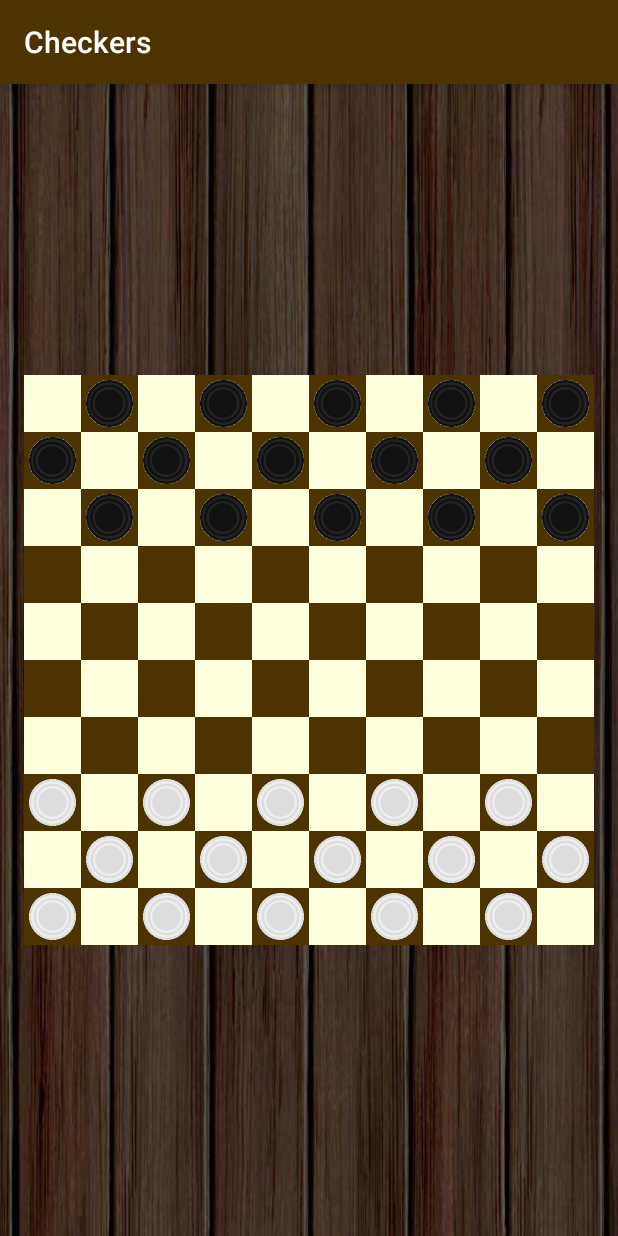
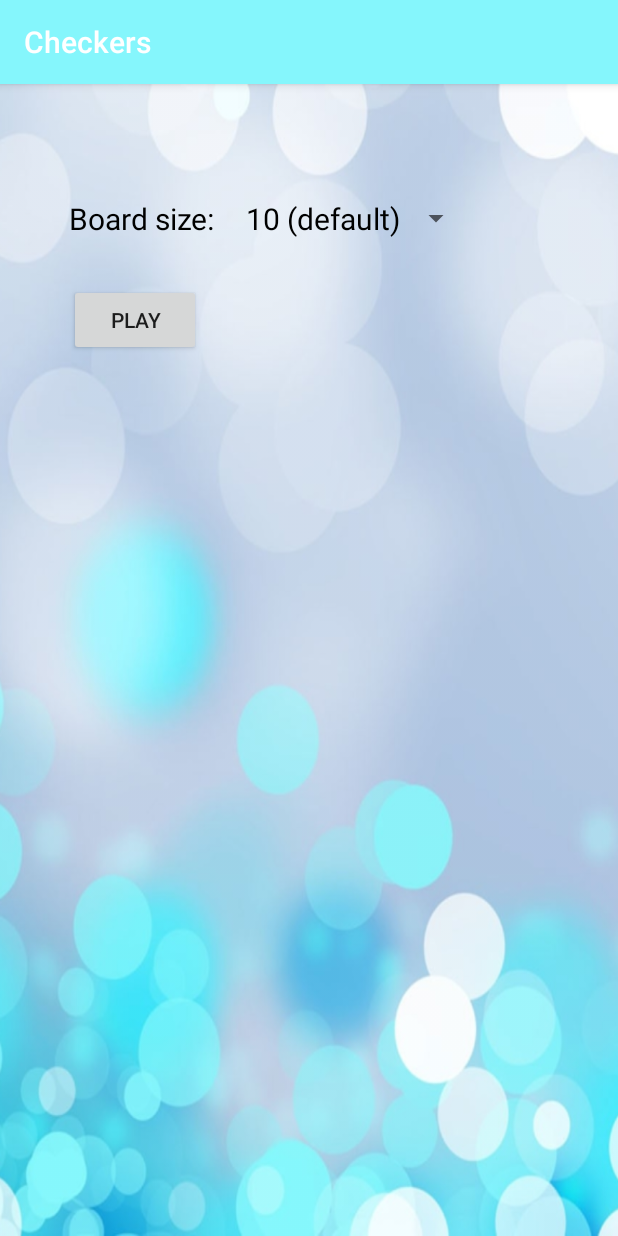
Before and after one commit to joren485/Draughts, an Android app: the screen it shows after launch (MainActivity), on a phone screen of 412 x 824 dp. Run offline under Robolectric (Android 15) with nearby library versions, the phone set to English and light mode, and no system bars.

Commit message:
Hoofdmenu toegevoegd, met mogelijkheid om bordgrote aan te passen.

```diff
--- a/Checkers/app/src/main/AndroidManifest.xml
+++ b/Checkers/app/src/main/AndroidManifest.xml
@@ -8,16 +8,14 @@
         android:label="@string/app_name"
         android:supportsRtl="true"
         android:theme="@style/AppTheme">
-        <activity
-            android:name=".MainActivity"
-            android:label="@string/app_name"
-            android:screenOrientation="portrait">
+        <activity android:name=".MainActivity">
             <intent-filter>
                 <action android:name="android.intent.action.MAIN" />
 
                 <category android:name="android.intent.category.LAUNCHER" />
             </intent-filter>
         </activity>
+        <activity android:name=".CheckersActivity"></activity>
     </application>
 
 </manifest>
--- a/Checkers/app/src/main/java/com/example/checkers/MainActivity.java
+++ b/Checkers/app/src/main/java/com/example/checkers/MainActivity.java
@@ -1,74 +1,64 @@
 package com.example.checkers;
 
+import android.content.Intent;
+import android.support.v7.app.AppCompatActivity;
 import android.os.Bundle;
-import android.support.v7.app.AppCompatActivity;
 import android.view.View;
-import android.view.Window;
-import android.view.WindowManager;
-import android.widget.AdapterView;
-import android.widget.GridView;
-import android.widget.TextView;
+import android.widget.ArrayAdapter;
+import android.widget.Button;
+import android.widget.Spinner;
 
 public class MainActivity extends AppCompatActivity {
-
-    TileView[][] tiles;
-    private static final int BROWN = R.drawable.brown;
-    private static final int BEIGE = R.drawable.beige;
-
-    private final int columnAmount = 10;
-    private final int rowsWithPiecesAmount = 3;
+    Spinner spSelectSize;
 
     @Override
     protected void onCreate(Bundle savedInstanceState) {
         super.onCreate(savedInstanceState);
-        // remove title
-        requestWindowFeature(Window.FEATURE_NO_TITLE);
-        getWindow().setFlags(WindowManager.LayoutParams.FLAG_FULLSCREEN,
-                WindowManager.LayoutParams.FLAG_FULLSCREEN);
-
         setContentView(R.layout.activity_main);
 
 
-        initTiles();
-        initPieces();
 
-        GridView gvChessBoard = (GridView) findViewById(R.id.gvChessBoard);
-        CheckerBoardAdapter gaSquares = new CheckerBoardAdapter(this, tiles);
+        spSelectSize = (Spinner) findViewById(R.id.spSelectSize);
+        final ArrayAdapter<CharSequence> adapter = ArrayAdapter.createFromResource
+                (this, R.array.board_sizes, R.layout.board_size_text);
+        adapter.setDropDownViewResource(android.R.layout.simple_spinner_dropdown_item);
+        final Button btStartGame = (Button) findViewById(R.id.btStartGame);
 
-        gvChessBoard.setNumColumns(columnAmount);
-        gvChessBoard.setAdapter(gaSquares);
-        final TextView tvPosition = (TextView) findViewById(R.id.tvPosition);
+        /**
+         * The default board size is 10 (which is on the 1st place in the values array.
+         */
+        spSelectSize.setSelection(1);
 
-        gvChessBoard.setOnItemClickListener(new AdapterView.OnItemClickListener() {
-            @Override
-            public void onItemClick(AdapterView<?> parent, View view, int position, long id) {
-                tvPosition.setText("Position: (" + (position/columnAmount + 1) + "," + (position%columnAmount + 1) + ")");
-                tvPosition.setVisibility(View.VISIBLE);
-                select(position / columnAmount, position % columnAmount);
-            }
-        });
-    }
+        if (spSelectSize != null) {
+            spSelectSize.setAdapter(adapter);
 
-    private void initTiles() {
-        tiles = new TileView[columnAmount][columnAmount];
-        for (int i = 0; i < columnAmount; i++) {
-            for (int j = 0; j < columnAmount; j++) {
-                TileView tile = new TileView(this, (i + j) % 2 == 0 ? BEIGE : BROWN);
-                tiles[i][j] = tile;
+            if (btStartGame != null) {
+                btStartGame.setOnClickListener(new View.OnClickListener() {
+                    @Override
+                    public void onClick(View v) {
+                        int index = spSelectSize.getSelectedItemPosition();
+                        if (index != Spinner.INVALID_POSITION) {
+                            /**
+                             * Determine which board size the user has selected. Save in in GameSettings
+                             */
+                            int boardSize = getResources().getIntArray(R.array.board_sizes_nrs)[index];
+                            GameSettings.getInstance().setBoardSize(boardSize);
+                            /**
+                             * Start a game of checkers with these settings.
+                             */
+                            Intent checkersIntent = new Intent(v.getContext(), CheckersActivity.class);
+                            startActivity(checkersIntent);
+                        }
+                    }
+                });
             }
         }
     }
 
-    private void initPieces() {
-        for (int i = 0; i < rowsWithPiecesAmount; i++) {
-            for (int j = i % 2; j < columnAmount; j += 2) {
-                tiles[i][columnAmount - j - 1].setOccupation(TileView.Occupation.BLACK);
-                tiles[columnAmount - i - 1][j].setOccupation(TileView.Occupation.WHITE);
-            }
-        }
+    @Override
+    public void onResume(){
+        super.onResume();
+        spSelectSize.setSelection(1);
     }
 
-    private void select(int x, int y) {
-        tiles[x][y].select(!tiles[x][y].selected());
-    }
 }
--- a/Checkers/app/src/main/java/com/example/checkers/TileView.java
+++ b/Checkers/app/src/main/java/com/example/checkers/TileView.java
@@ -1,13 +1,9 @@
 package com.example.checkers;
 
 import android.content.Context;
-import android.graphics.Bitmap;
 import android.graphics.Canvas;
 import android.graphics.Paint;
-import android.graphics.PorterDuff;
 import android.widget.ImageView;
-
-import java.util.Random;
 
 public class TileView extends ImageView {
 
@@ -32,6 +28,7 @@ public class TileView extends ImageView {
         center.setColor(0x400000ff);
         border.setColor(0xff0000ff);
         border.setStrokeWidth(3);
+        System.out.println(GameSettings.getInstance().getBoardSize());
     }
 
     @Override
--- a/Checkers/app/src/main/res/layout/activity_main.xml
+++ b/Checkers/app/src/main/res/layout/activity_main.xml
@@ -7,22 +7,39 @@
     android:paddingLeft="@dimen/activity_horizontal_margin"
     android:paddingRight="@dimen/activity_horizontal_margin"
     android:paddingTop="@dimen/activity_vertical_margin"
-    android:background="@drawable/wood"
+    android:background="@drawable/background_blue_small"
     tools:context="com.example.checkers.MainActivity" >
 
-    <GridView
-        android:id="@+id/gvChessBoard"
-        android:layout_width="match_parent"
+    <TextView
+        android:id="@+id/tvSelectSize"
+        android:text="Board size: "
+        android:textColor="@color/black"
+        android:layout_width="wrap_content"
         android:layout_height="wrap_content"
-        android:layout_centerInParent="true"
+        android:textSize="20sp"
+        android:layout_marginRight="8sp"
+        android:layout_marginLeft="30sp"
+
+        android:layout_marginTop="60sp"
+        />
+
+    <Spinner
+        android:id="@+id/spSelectSize"
+        android:layout_toRightOf="@+id/tvSelectSize"
+        android:layout_width="wrap_content"
+        android:layout_height="wrap_content"
+        android:layout_marginLeft="8sp"
+        android:layout_marginTop="60sp"
         >
-    </GridView>
+    </Spinner>
 
-    <TextView
-        android:id="@+id/tvPosition"
-        android:layout_width="match_parent"
-        android:layout_height="100dp"
-        android:layout_marginTop="20dp"
-        android:layout_below="@+id/gvChessBoard"
-        android:visibility="invisible"/>
+    <Button
+        android:id="@+id/btStartGame"
+        android:text="play"
+        android:layout_marginLeft="30sp"
+        android:layout_marginTop="30sp"
+        android:layout_width="wrap_content"
+        android:layout_height="wrap_content"
+        android:layout_below="@+id/tvSelectSize"/>
+
 </RelativeLayout>
--- /dev/null
+++ b/Checkers/app/src/main/res/layout/board_size_text.xml
@@ -0,0 +1,7 @@
+<?xml version="1.0" encoding="utf-8"?>
+<TextView xmlns:android="http://schemas.android.com/apk/res/android"
+    android:layout_width="match_parent"
+    android:layout_height="match_parent"
+    android:textColor="@color/black"
+    android:textSize="20sp"
+    />
--- /dev/null
+++ b/Checkers/app/src/main/res/values-w820dp/dimens.xml
@@ -0,0 +1,6 @@
+<resources>
+    <!-- Example customization of dimensions originally defined in res/values/dimens.xml
+         (such as screen margins) for screens with more than 820dp of available width. This
+         would include 7" and 10" devices in landscape (~960dp and ~1280dp respectively). -->
+    <dimen name="activity_horizontal_margin">64dp</dimen>
+</resources>
--- a/Checkers/app/src/main/res/values/colors.xml
+++ b/Checkers/app/src/main/res/values/colors.xml
@@ -1,6 +1,14 @@
 <?xml version="1.0" encoding="utf-8"?>
 <resources>
+    <!--
     <color name="colorPrimary">#4d3300</color>
     <color name="colorPrimaryDark">#ffffdd</color>
     <color name="colorAccent">#996633</color>
+    <color name="white">#FFFFFF</color>
+    -->
+    <color name="colorPrimary">#85F6FC</color>
+    <color name="colorPrimaryDark">#8987FF</color>
+    <color name="colorAccent">@color/white</color>
+    <color name="white">#ffffff</color>
+    <color name="black">#000000</color>
 </resources>
--- a/Checkers/app/src/main/res/values/dimens.xml
+++ b/Checkers/app/src/main/res/values/dimens.xml
@@ -2,4 +2,6 @@
     <!-- Default screen margins, per the Android Design guidelines. -->
     <dimen name="activity_horizontal_margin">16dp</dimen>
     <dimen name="activity_vertical_margin">16dp</dimen>
+
+
 </resources>
--- a/Checkers/app/src/main/res/values/strings.xml
+++ b/Checkers/app/src/main/res/values/strings.xml
@@ -1,3 +1,14 @@
 <resources>
     <string name="app_name">Checkers</string>
+    <string-array name="board_sizes">
+        <item>8</item>
+        <item>10 (default)</item>
+        <item>12</item>
+    </string-array>
+
+    <integer-array name="board_sizes_nrs">
+        <item>8</item>
+        <item>10</item>
+        <item>12</item>
+    </integer-array>
 </resources>
```
Also changed, not shown: Checkers/app/src/main/java/com/example/checkers/CheckersActivity.java (added, +76 -0 lines), Checkers/app/src/main/java/com/example/checkers/GameSettings.java (added, +31 -0 lines), Checkers/app/src/main/res/layout/activity_checkers.xml (added, +29 -0 lines), Checkers/app/src/main/res/layout/simple_spinner_dropdown_item.xml (added, +8 -0 lines), Checkers/app/src/main/res/drawable/background.jpg (added), Checkers/app/src/main/res/drawable/background_blue.png (added), Checkers/app/src/main/res/drawable/background_blue_small.png (added), Checkers/app/src/main/res/drawable/background_red.png (added), 1955 other files.
